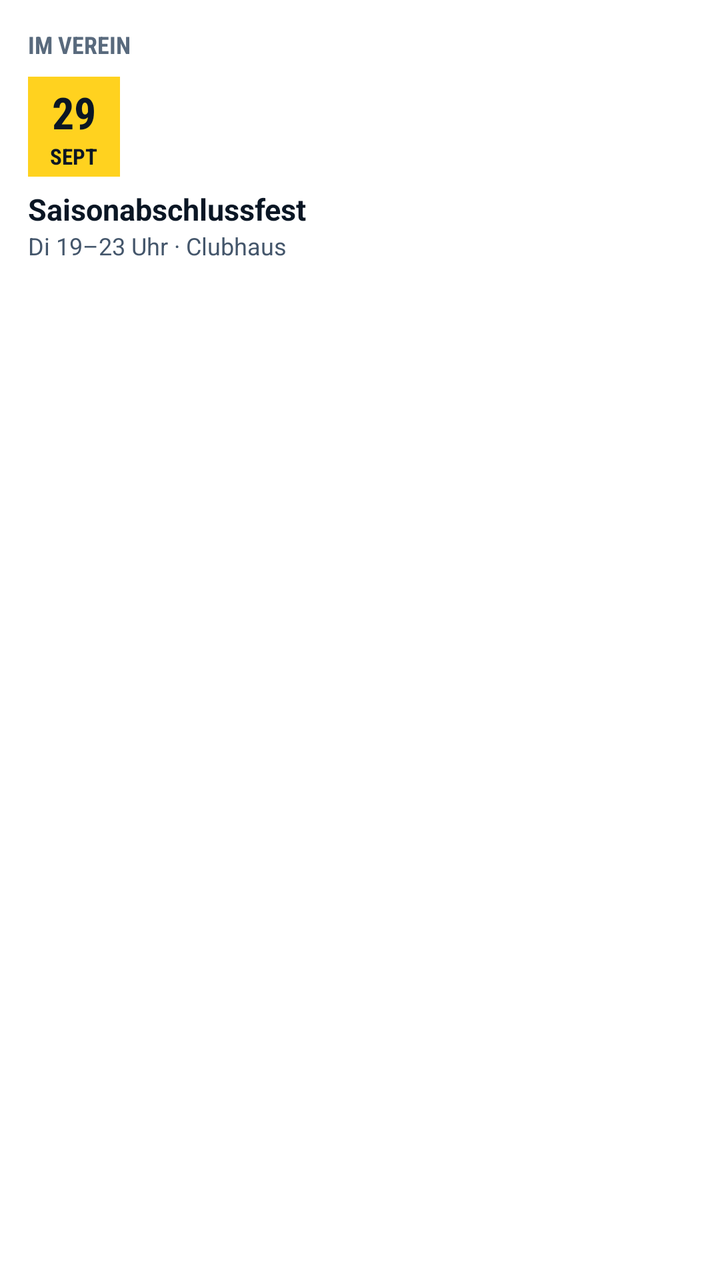
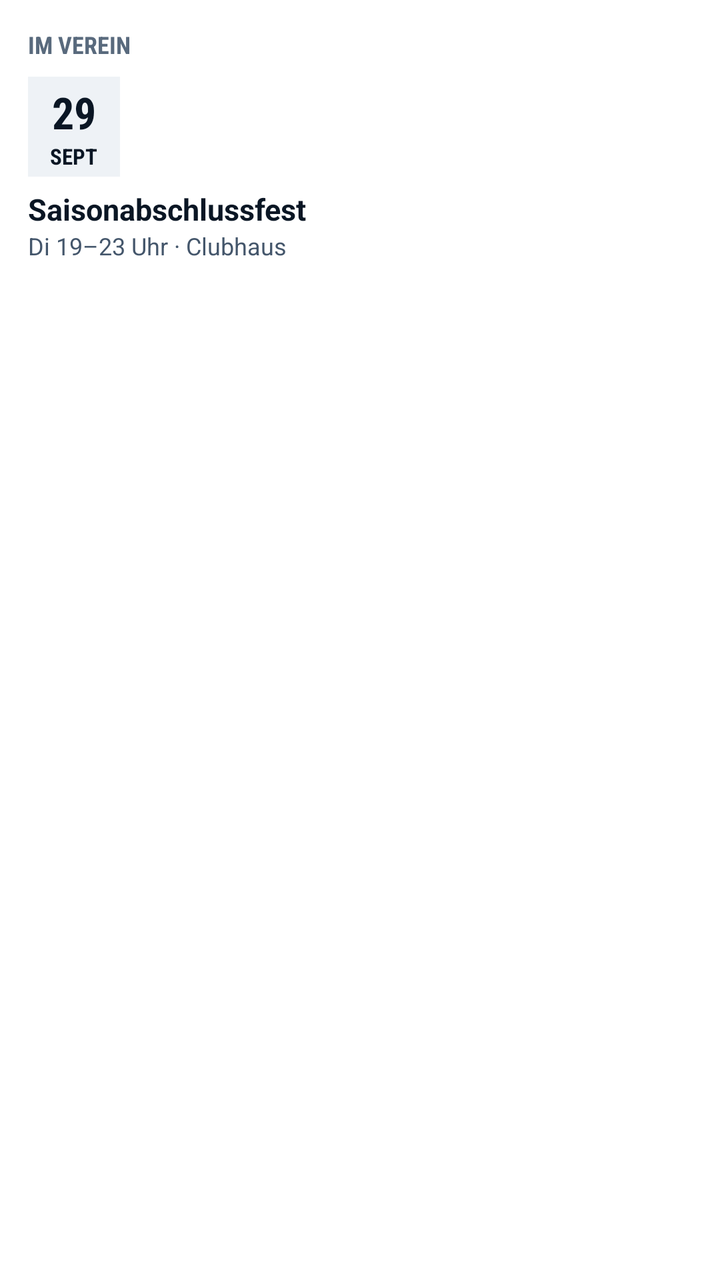

An Android layout rendered at two revisions. The XML below is the earlier revision; the diff shows what the commit changed to produce the second picture.
<!-- AndroidManifest.xml: application theme Theme.TCM -->
<!-- res/layout/vorschau_veranstaltung.xml -->
<?xml version="1.0" encoding="utf-8"?>
<LinearLayout xmlns:android="http://schemas.android.com/apk/res/android"
    xmlns:tools="http://schemas.android.com/tools"
    android:layout_width="match_parent"
    android:layout_height="match_parent"
    android:background="@color/widget_surf"
    android:orientation="vertical"
    android:padding="14dp"
    tools:ignore="HardcodedText,NestedWeights,Overdraw">

    <TextView
        android:layout_width="wrap_content"
        android:layout_height="wrap_content"
        android:fontFamily="sans-serif-condensed"
        android:text="IM VEREIN"
        android:textColor="@color/widget_muted"
        android:textSize="12sp"
        android:textStyle="bold" />

    <LinearLayout
        android:layout_width="46dp"
        android:layout_height="50dp"
        android:layout_marginTop="8dp"
        android:background="@color/widget_gold"
        android:gravity="center"
        android:orientation="vertical">

        <TextView
            android:layout_width="wrap_content"
            android:layout_height="wrap_content"
            android:fontFamily="sans-serif-condensed"
            android:text="29"
            android:textColor="@color/widget_on_gold"
            android:textSize="22sp"
            android:textStyle="bold" />

        <TextView
            android:layout_width="wrap_content"
            android:layout_height="wrap_content"
            android:fontFamily="sans-serif-condensed"
            android:text="SEPT"
            android:textColor="@color/widget_on_gold"
            android:textSize="11sp"
            android:textStyle="bold" />
    </LinearLayout>

    <TextView
        android:layout_width="wrap_content"
        android:layout_height="wrap_content"
        android:layout_marginTop="6dp"
        android:maxLines="2"
        android:text="Saisonabschlussfest"
        android:textColor="@color/widget_ink"
        android:textSize="15sp"
        android:textStyle="bold" />

    <TextView
        android:layout_width="wrap_content"
        android:layout_height="wrap_content"
        android:maxLines="2"
        android:text="Di 19–23 Uhr · Clubhaus"
        android:textColor="@color/widget_ink2"
        android:textSize="12sp" />
</LinearLayout>
<!-- resources referenced by this layout -->
<resources>
  <color name="widget_gold">#FFD21F</color>
  <color name="widget_ink">#0A1624</color>
  <color name="widget_ink2">#44566B</color>
  <color name="widget_muted">#596A7D</color>
  <color name="widget_on_gold">#0A1624</color>
  <color name="widget_surf">#FFFFFF</color>
  <style name="Theme.TCM" parent="android:Theme.Material.NoActionBar">
          <item name="android:windowBackground">@color/markenblau</item>
          <item name="android:statusBarColor">@android:color/transparent</item>
          <item name="android:navigationBarColor">@android:color/transparent</item>
      </style>
  <color name="markenblau">#1466A8</color>
</resources>

<!-- the commit's change to res/layout/vorschau_veranstaltung.xml (unified diff, before → after) -->
@@ -21,7 +21,7 @@
         android:layout_width="46dp"
         android:layout_height="50dp"
         android:layout_marginTop="8dp"
-        android:background="@color/widget_gold"
+        android:background="@color/widget_surf2"
         android:gravity="center"
         android:orientation="vertical">
 
@@ -30,7 +30,7 @@
             android:layout_height="wrap_content"
             android:fontFamily="sans-serif-condensed"
             android:text="29"
-            android:textColor="@color/widget_on_gold"
+            android:textColor="@color/widget_ink"
             android:textSize="22sp"
             android:textStyle="bold" />
 
@@ -39,7 +39,7 @@
             android:layout_height="wrap_content"
             android:fontFamily="sans-serif-condensed"
             android:text="SEPT"
-            android:textColor="@color/widget_on_gold"
+            android:textColor="@color/widget_ink"
             android:textSize="11sp"
             android:textStyle="bold" />
     </LinearLayout>
<!-- resource entries referenced after the edit -->
@@ -1,16 +1,16 @@
 <!-- resources referenced by this layout -->
 <resources>
-  <color name="widget_gold">#FFD21F</color>
   <color name="widget_ink">#0A1624</color>
   <color name="widget_ink2">#44566B</color>
   <color name="widget_muted">#596A7D</color>
-  <color name="widget_on_gold">#0A1624</color>
   <color name="widget_surf">#FFFFFF</color>
+  <color name="widget_surf2">#EEF2F6</color>
   <style name="Theme.TCM" parent="android:Theme.Material.NoActionBar">
-          <item name="android:windowBackground">@color/markenblau</item>
+          <item name="android:windowBackground">@color/startgrund</item>
+          <item name="android:windowLightStatusBar">@bool/helle_leisten</item>
           <item name="android:statusBarColor">@android:color/transparent</item>
           <item name="android:navigationBarColor">@android:color/transparent</item>
       </style>
-  <color name="markenblau">#1466A8</color>
+  <color name="startgrund">#FFFFFF</color>
 </resources>
 
